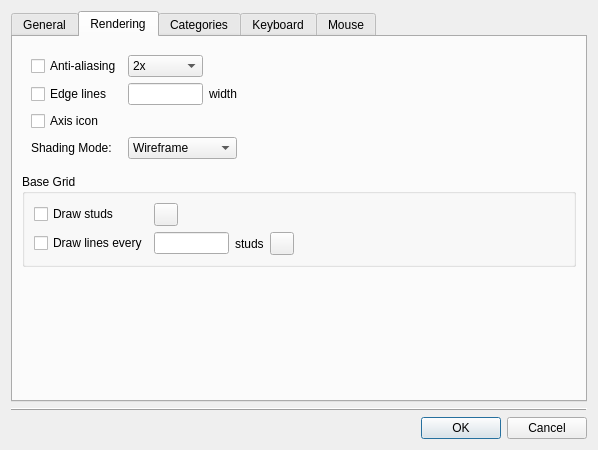
Old version of the form qt/lc_qpreferencesdialog.ui in the repository leozide/leocad.
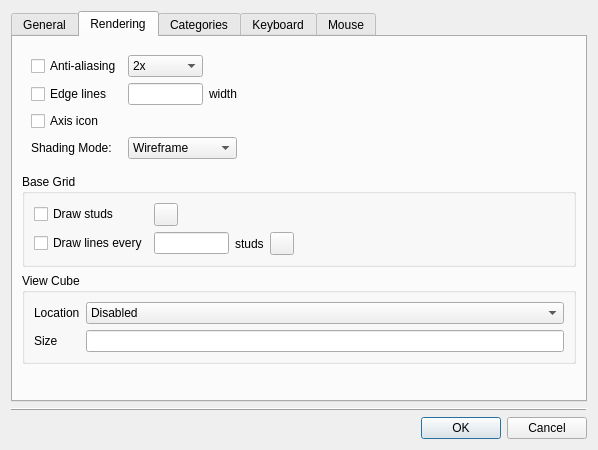
New version of the form. The open tabs and pages were chosen to show the change.

Commit message: Added view cube preferences.

```diff
--- a/qt/lc_qpreferencesdialog.ui
+++ b/qt/lc_qpreferencesdialog.ui
@@ -324,6 +324,61 @@
          </layout>
         </widget>
        </item>
+       <item>
+        <widget class="QGroupBox" name="ViewCubeGroup">
+         <property name="title">
+          <string>View Cube</string>
+         </property>
+         <layout class="QGridLayout" name="gridLayout_3">
+          <item row="0" column="0">
+           <widget class="QLabel" name="label_6">
+            <property name="text">
+             <string>Location</string>
+            </property>
+           </widget>
+          </item>
+          <item row="0" column="1">
+           <widget class="QComboBox" name="ViewCubeLocationCombo">
+            <item>
+             <property name="text">
+              <string>Disabled</string>
+             </property>
+            </item>
+            <item>
+             <property name="text">
+              <string>Top Left</string>
+             </property>
+            </item>
+            <item>
+             <property name="text">
+              <string>Top Right</string>
+             </property>
+            </item>
+            <item>
+             <property name="text">
+              <string>Bottom Left</string>
+             </property>
+            </item>
+            <item>
+             <property name="text">
+              <string>Bottom Right</string>
+             </property>
+            </item>
+           </widget>
+          </item>
+          <item row="1" column="0">
+           <widget class="QLabel" name="label_8">
+            <property name="text">
+             <string>Size</string>
+            </property>
+           </widget>
+          </item>
+          <item row="1" column="1">
+           <widget class="QLineEdit" name="ViewCubeSizeEdit"/>
+          </item>
+         </layout>
+        </widget>
+       </item>
        <item>
         <spacer name="verticalSpacer">
          <property name="orientation">
```
Left out of the diff: 2 changed lines with no effect on the pictures. The commit also changes 6 other files.
